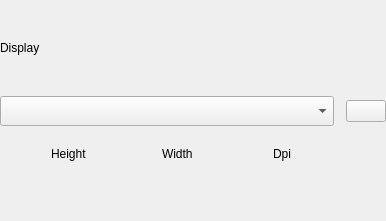
aosp-mirror/platform_external_qemu, file android/android-emu/android/skin/qt/extended-pages/multi-display-item.ui: the form before one commit.
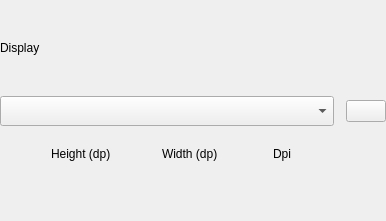
The form after the commit. Custom widgets are drawn as their Qt base class.

Commit message:
[MultiDisplay][UI Fix] Add (dp) to custom values titles

Test: Manual

```diff
--- a/android/android-emu/android/skin/qt/extended-pages/multi-display-item.ui
+++ b/android/android-emu/android/skin/qt/extended-pages/multi-display-item.ui
@@ -119,7 +119,7 @@
        <item row="1" column="1">
         <widget class="QLabel" name="widthTitle">
          <property name="text">
-          <string>Width</string>
+          <string>Width (dp)</string>
          </property>
          <property name="ColorGroup" stdset="0">
           <string notr="true">Title</string>
@@ -129,7 +129,7 @@
        <item row="1" column="0">
         <widget class="QLabel" name="heightTitle">
          <property name="text">
-          <string>Height</string>
+          <string>Height (dp)</string>
          </property>
          <property name="ColorGroup" stdset="0">
           <string notr="true">Title</string>
```
